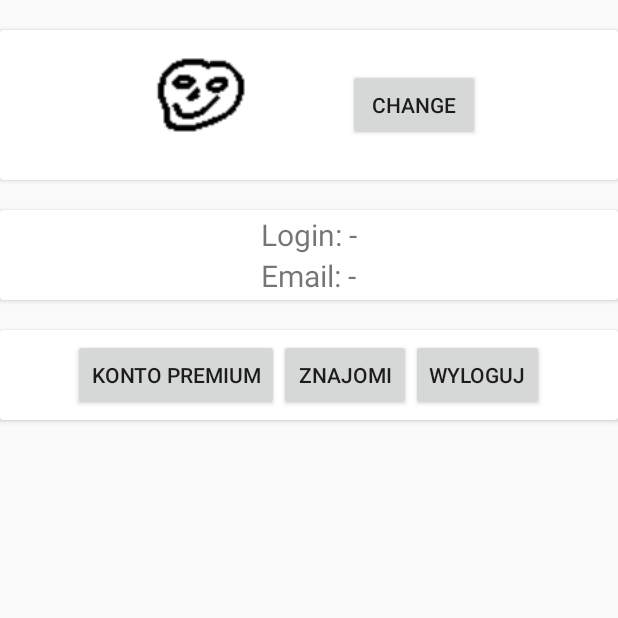
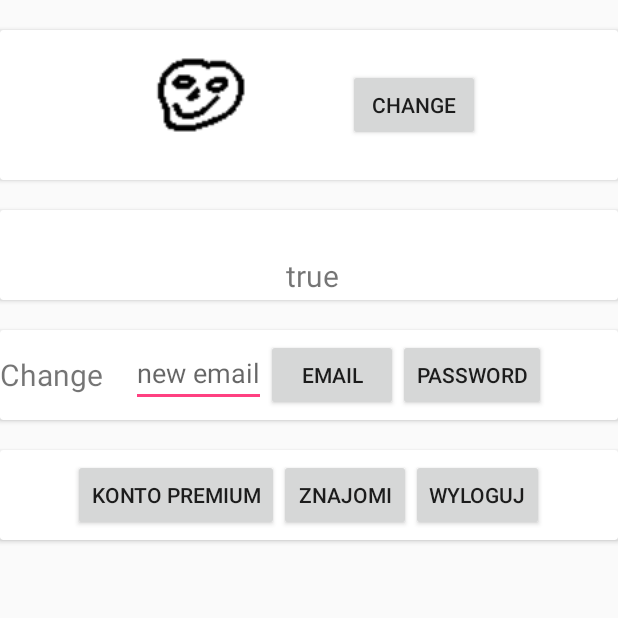
Before and after one commit to Jagi1/QuizApp, an Android app: the AccountSettingsActivity screen opened directly, with no data from a screen before it, on a phone screen of 412 x 824 dp, the top half of it. Run offline under Robolectric (Android 15) with nearby library versions, the light colour scheme and no system bars; our stand-ins replace Firebase (no records; nobody signed in at launch, a user with empty details on screens opened directly).

Commit message:
AccountSettingsActivity - change email

```diff
--- a/app/src/main/java/pl/com/fireflies/quizapp/AccountSettingsActivity.java
+++ b/app/src/main/java/pl/com/fireflies/quizapp/AccountSettingsActivity.java
@@ -1,13 +1,71 @@
 package pl.com.fireflies.quizapp;
 
 import android.os.Bundle;
+import android.support.annotation.NonNull;
 import android.support.v7.app.AppCompatActivity;
+import android.view.View;
+import android.widget.Button;
+import android.widget.EditText;
+import android.widget.TextView;
+import android.widget.Toast;
 
-public class AccountSettingsActivity extends AppCompatActivity {
+import com.google.android.gms.tasks.OnCompleteListener;
+import com.google.android.gms.tasks.Task;
+import com.google.firebase.auth.FirebaseAuth;
+import com.google.firebase.auth.FirebaseUser;
+
+public class AccountSettingsActivity extends AppCompatActivity implements View.OnClickListener {
+    final FirebaseUser user = FirebaseAuth.getInstance().getCurrentUser();
+    private TextView loginText, emailText;
+    private EditText newEmail;
+    private Button changePassword, changeEmail;
 
     @Override
     protected void onCreate(Bundle savedInstanceState) {
         super.onCreate(savedInstanceState);
         setContentView(R.layout.activity_account_settings);
+        initViews();
+
+        if (user != null) {
+            String name = user.getDisplayName();
+            String email = user.getEmail();
+
+            // Check if user's email is verified
+            boolean emailVerified = user.isEmailVerified();
+
+            loginText.setText(name);
+            emailText.setText(email + " " + emailVerified);
+
+        }
+
+    }
+
+    @Override
+    public void onClick(View v) {
+        switch (v.getId()) {
+            case R.id.change_email:
+                String stringNewEmail = String.valueOf(newEmail.getText());
+
+                user.updateEmail(stringNewEmail)
+                        .addOnCompleteListener(new OnCompleteListener<Void>() {
+                            @Override
+                            public void onComplete(@NonNull Task<Void> task) {
+                                if (task.isSuccessful()) {
+                                    Toast.makeText(AccountSettingsActivity.this, "User email address updated.", Toast.LENGTH_SHORT).show();
+                                }
+                            }
+                        });
+                break;
+        }
+    }
+
+    protected void initViews() {
+        changeEmail = (Button) findViewById(R.id.change_email);
+        changePassword = (Button) findViewById(R.id.change_password);
+        changeEmail.setOnClickListener(this);
+        changePassword.setOnClickListener(this);
+        loginText = (TextView) findViewById(R.id.login);
+        emailText = (TextView) findViewById(R.id.email);
+        newEmail = (EditText) findViewById(R.id.new_email);
     }
 }
--- a/app/src/main/java/pl/com/fireflies/quizapp/UserPanelActivity.java
+++ b/app/src/main/java/pl/com/fireflies/quizapp/UserPanelActivity.java
@@ -26,6 +26,8 @@ public class UserPanelActivity extends AppCompatActivity implements View.OnClick
 
         setSupportActionBar(toolbar);
         getSupportActionBar().setTitle(null);
+
+
     }
 
     @Override
--- a/app/src/main/res/layout/activity_account_settings.xml
+++ b/app/src/main/res/layout/activity_account_settings.xml
@@ -79,6 +79,49 @@
         android:layout_marginTop="20dp"
         app:layout_constraintTop_toBottomOf="@id/card2">
 
+        <TextView
+            android:layout_width="wrap_content"
+            android:layout_height="wrap_content"
+            android:textSize="20dp"
+            android:text="@string/change"
+            android:layout_gravity="center_vertical"/>
+
+        <LinearLayout
+            android:layout_width="wrap_content"
+            android:layout_height="wrap_content"
+            android:layout_gravity="center"
+            android:orientation="horizontal"
+            android:layout_marginLeft="20dp">
+
+            <EditText
+                android:id="@+id/new_email"
+                android:layout_width="wrap_content"
+                android:layout_height="wrap_content"
+                android:hint="new email"/>
+            <Button
+                android:id="@+id/change_email"
+                android:layout_width="wrap_content"
+                android:layout_height="wrap_content"
+                android:layout_gravity="center"
+                android:text="@string/email" />
+
+            <Button
+                android:id="@+id/change_password"
+                android:layout_width="wrap_content"
+                android:layout_height="wrap_content"
+                android:layout_gravity="center"
+                android:text="@string/password" />
+
+        </LinearLayout>
+    </android.support.v7.widget.CardView>
+
+    <android.support.v7.widget.CardView
+        android:id="@+id/card4"
+        android:layout_width="match_parent"
+        android:layout_height="60dp"
+        android:layout_marginTop="20dp"
+        app:layout_constraintTop_toBottomOf="@id/card3">
+
         <LinearLayout
         android:layout_width="wrap_content"
         android:layout_height="wrap_content"
@@ -103,7 +146,7 @@
             android:layout_gravity="center"
             android:text="@string/wyloguj" />
     </LinearLayout>
+
     </android.support.v7.widget.CardView>
 
-
 </android.support.constraint.ConstraintLayout>
```
Lines whose indentation alone changed are shown as unchanged.
